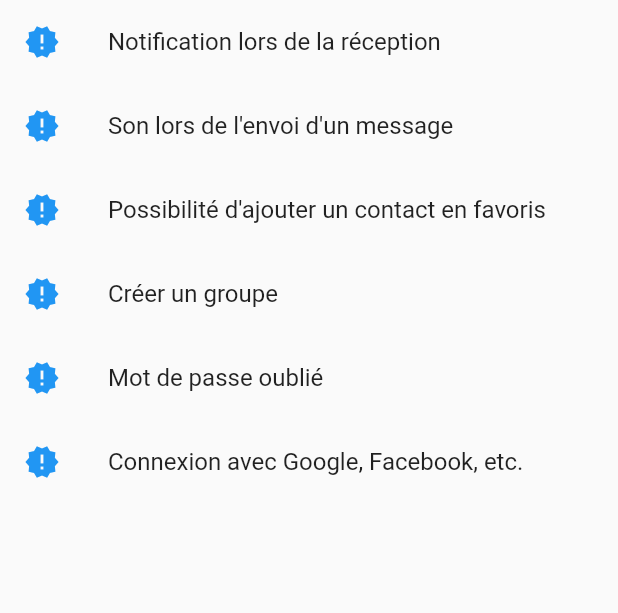
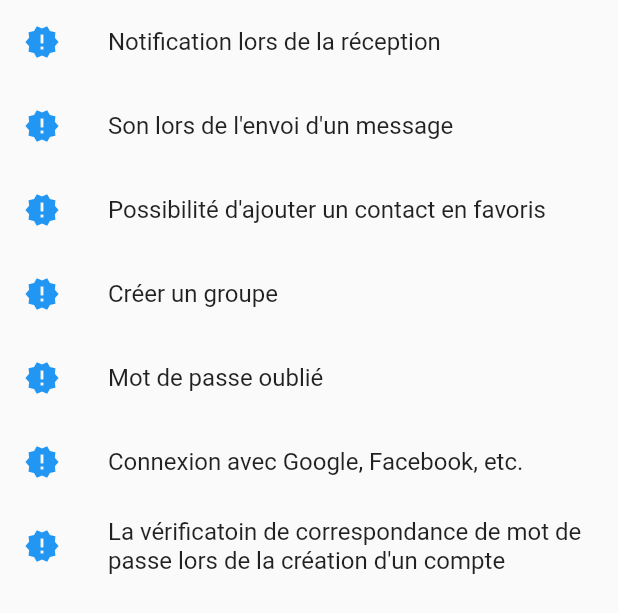
Before and after one commit to jimmy-martin/flutter-chat, a Flutter app: the NewFeaturesList widget shown alone on an empty page, opened directly, on a phone screen of 412 x 824 dp. Shown: the top 613 px of the screen. Run offline on Flutter 3.47's test engine with Material 2 defaults, Android fonts, the phone set to English and light mode, and no system bars; our stand-ins replace cloud_firestore, file_picker, firebase_auth, firebase_core, firebase_storage, lottie and 1 more; accounts and stored records are empty; network calls fail.

Commit message:
added new line => new feature

```diff
--- a/lib/widgets/new_features_list.dart
+++ b/lib/widgets/new_features_list.dart
@@ -15,6 +15,7 @@ class _NewFeaturesListState extends State<NewFeaturesList> {
     "Créer un groupe",
     "Mot de passe oublié",
     "Connexion avec Google, Facebook, etc.",
+    "La vérificatoin de correspondance de mot de passe lors de la création d'un compte",
   ];
 
   @override
```
